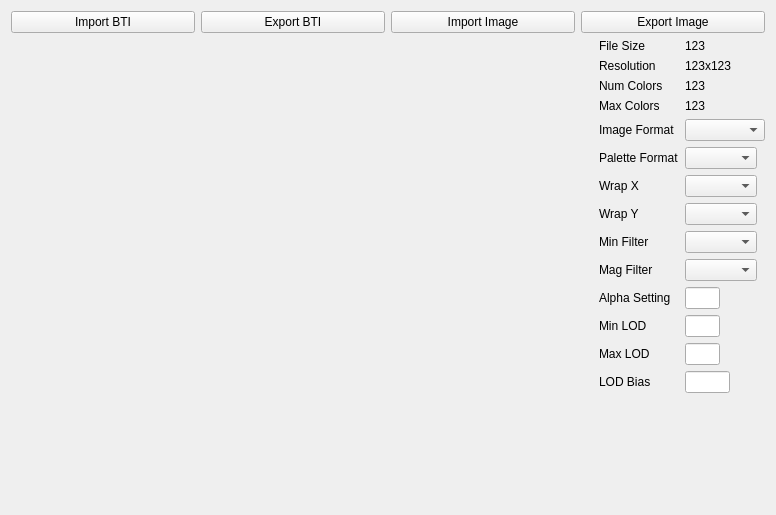
LagoLunatic/GCFT, file gcft_ui/bti_tab.ui: the form before one commit.
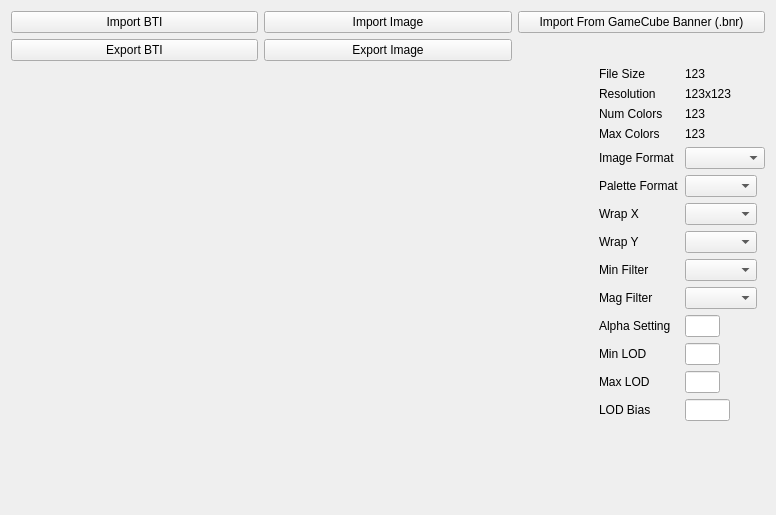
The form after the commit.

Commit message:
BTI tab: Add button to try to import any file as a GameCube banner image
fixes #8

Patch:
```diff
--- a/gcft_ui/bti_tab.ui
+++ b/gcft_ui/bti_tab.ui
@@ -23,13 +23,6 @@
        </property>
       </widget>
      </item>
-     <item>
-      <widget class="QPushButton" name="export_bti">
-       <property name="text">
-        <string>Export BTI</string>
-       </property>
-      </widget>
-     </item>
      <item>
       <widget class="QPushButton" name="import_bti_image">
        <property name="text">
@@ -38,12 +31,33 @@
       </widget>
      </item>
      <item>
+      <widget class="QPushButton" name="import_bti_from_bnr">
+       <property name="text">
+        <string>Import From GameCube Banner (.bnr)</string>
+       </property>
+      </widget>
+     </item>
+    </layout>
+   </item>
+   <item>
+    <layout class="QHBoxLayout" name="horizontalLayout">
+     <item>
+      <widget class="QPushButton" name="export_bti">
+       <property name="text">
+        <string>Export BTI</string>
+       </property>
+      </widget>
+     </item>
+     <item>
       <widget class="QPushButton" name="export_bti_image">
        <property name="text">
         <string>Export Image</string>
        </property>
       </widget>
      </item>
+     <item>
+      <widget class="QWidget" name="widget" native="true"/>
+     </item>
     </layout>
    </item>
    <item>
@@ -132,7 +146,7 @@
              <x>0</x>
              <y>0</y>
              <width>591</width>
-             <height>464</height>
+             <height>433</height>
             </rect>
            </property>
            <layout class="QGridLayout" name="gridLayout">
```
Left out of the diff: 98 changed lines with no effect on the pictures. The commit also changes 3 other files.
